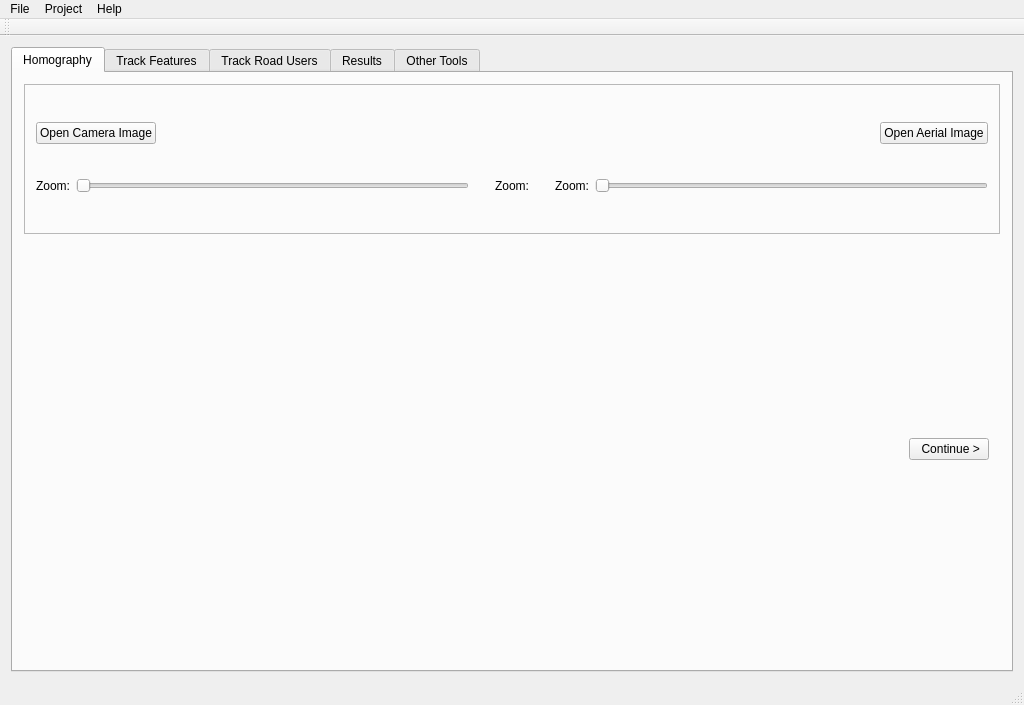
The window that application/safety_main.ui (RyanEggert/TrafficGUIs) describes before a commit, drawn with Qt 5.
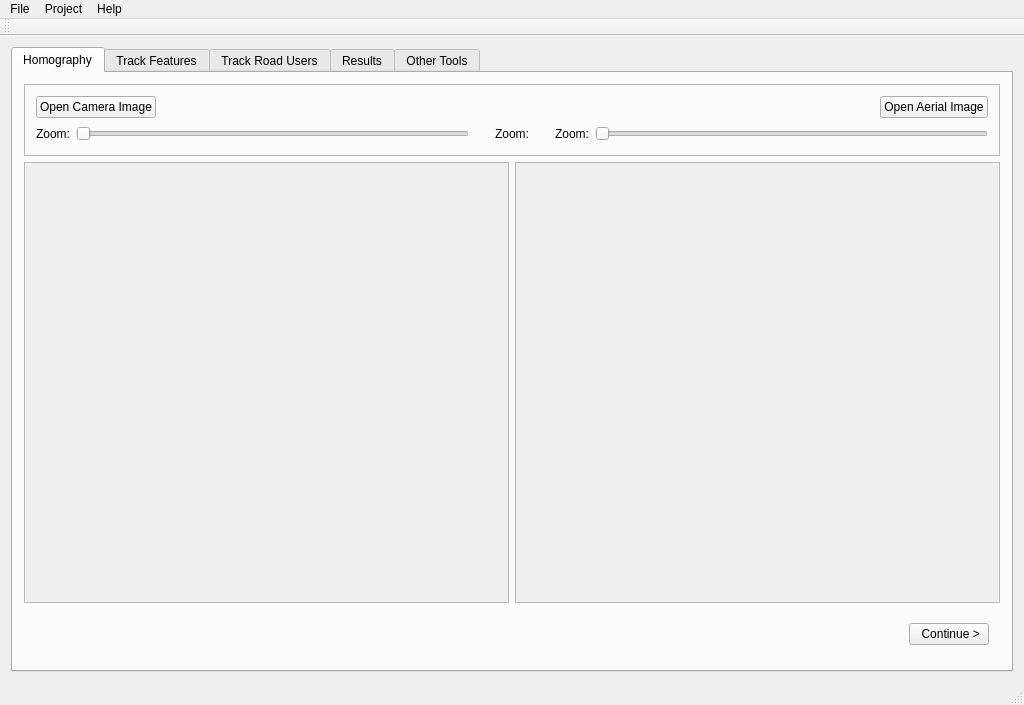
The same window after the commit.

The edit to the form file:
```diff
--- a/application/safety_main.ui
+++ b/application/safety_main.ui
@@ -14,7 +14,7 @@
    <string>Transportation Safety</string>
   </property>
   <widget class="QWidget" name="centralWidget">
-   <layout class="QVBoxLayout" name="verticalLayout_2">
+   <layout class="QHBoxLayout" name="horizontalLayout">
     <item>
      <widget class="QTabWidget" name="main_tab_widget">
       <property name="acceptDrops">
@@ -167,7 +167,44 @@
          </widget>
         </item>
         <item>
-         <layout class="QHBoxLayout" name="homography_layout"/>
+         <layout class="QHBoxLayout" name="homography_layout">
+          <item>
+           <widget class="QScrollArea" name="scrollArea_2">
+            <property name="widgetResizable">
+             <bool>true</bool>
+            </property>
+            <widget class="QWidget" name="homography_camera_scroll_area">
+             <property name="geometry">
+              <rect>
+               <x>0</x>
+               <y>0</y>
+               <width>486</width>
+               <height>424</height>
+              </rect>
+             </property>
+             <layout class="QHBoxLayout" name="horizontalLayout_4"/>
+            </widget>
+           </widget>
+          </item>
+          <item>
+           <widget class="QScrollArea" name="scrollArea">
+            <property name="widgetResizable">
+             <bool>true</bool>
+            </property>
+            <widget class="QWidget" name="homography_aerial_scroll_area">
+             <property name="geometry">
+              <rect>
+               <x>0</x>
+               <y>0</y>
+               <width>486</width>
+               <height>424</height>
+              </rect>
+             </property>
+             <layout class="QGridLayout" name="gridLayout_2"/>
+            </widget>
+           </widget>
+          </item>
+         </layout>
         </item>
         <item>
          <widget class="QWidget" name="homography_flow_control" native="true">
```
